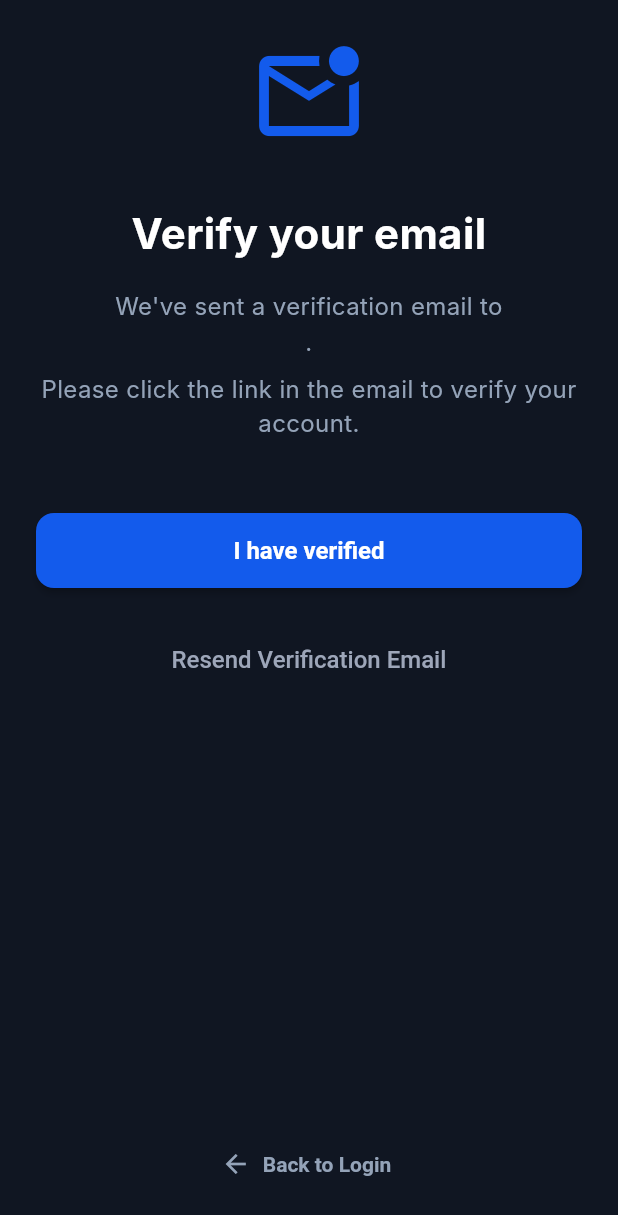
After one commit to SheetalAlbiorix/ShockTrade, a Flutter app: the VerifyEmailPage screen opened by its route, on a phone screen of 412 x 824 dp. The commit adds this screen. Shown: the top 1215 px of the screen. Run offline on Flutter 3.47's test engine with Material 3 defaults, Android fonts, the phone set to English and light mode, and no system bars; our stand-ins replace dio, firebase_auth, firebase_core, flutter_riverpod, freezed_annotation, get_it and 2 more; accounts and stored records are empty; Roboto replaces fonts that are missing (Inter).

Commit message:
email verification added

```diff
--- a/lib/features/auth/presentation/pages/login_page.dart
+++ b/lib/features/auth/presentation/pages/login_page.dart
@@ -48,7 +48,23 @@ class _LoginPageState extends ConsumerState<LoginPage> {
 
       debugPrint('FIREBASE ID TOKEN: $idToken');
 
-      // Exchange for Supabase Token
+      // Check Email Verification
+      final isVerified = userCredential.user?.emailVerified ?? false;
+      if (!isVerified) {
+        if (mounted) {
+          ScaffoldMessenger.of(context).showSnackBar(
+            const SnackBar(content: Text('Please verify your email address.')),
+          );
+
+          // Optionally send verification here if you want:
+          // await userCredential.user?.sendEmailVerification();
+
+          context.go('/verify-email');
+        }
+        return; // Stop here
+      }
+
+      // Verification Passed: Exchange for Supabase Token
       if (mounted) {
         try {
           final authService = AuthService(Supabase.instance.client);
@@ -88,14 +104,12 @@ class _LoginPageState extends ConsumerState<LoginPage> {
             final idToken = await userCredential.user?.getIdToken();
             debugPrint('FIREBASE ID TOKEN (NEW USER): $idToken');
 
-            // Exchange for Supabase Token
+            // NOTE: New users are NOT verified by default.
+            // Send verification email
+            await userCredential.user?.sendEmailVerification();
+
             if (mounted) {
-              final authService = AuthService(Supabase.instance.client);
-              await authService.exchangeTokenAndAuthenticate();
-
-              if (mounted) {
-                context.go('/home');
-              }
+              context.go('/verify-email');
             }
             return;
           } catch (regError) {
--- /dev/null
+++ b/lib/features/auth/presentation/pages/verify_email_page.dart
@@ -0,0 +1,216 @@
+import 'dart:async';
+import 'package:firebase_auth/firebase_auth.dart';
+import 'package:flutter/material.dart';
+import 'package:flutter_riverpod/flutter_riverpod.dart';
+import 'package:go_router/go_router.dart';
+import 'package:shock_app/core/services/auth_service.dart';
+import 'package:supabase_flutter/supabase_flutter.dart';
+
+class VerifyEmailPage extends ConsumerStatefulWidget {
+  const VerifyEmailPage({super.key});
+
+  @override
+  ConsumerState<VerifyEmailPage> createState() => _VerifyEmailPageState();
+}
+
+class _VerifyEmailPageState extends ConsumerState<VerifyEmailPage> {
+  bool _isSendingVerification = false;
+  bool _isChecking = false;
+  Timer? _timer;
+
+  @override
+  void initState() {
+    super.initState();
+    // Optionally send verification email immediately if not recently sent
+    // For now we assume the user might have just registered or logged in
+    // _sendVerificationEmail();
+
+    // Auto-check every 3 seconds
+    _timer = Timer.periodic(const Duration(seconds: 3), (_) {
+      _checkEmailVerified();
+    });
+  }
+
+  @override
+  void dispose() {
+    _timer?.cancel();
+    super.dispose();
+  }
+
+  Future<void> _sendVerificationEmail() async {
+    try {
+      final user = FirebaseAuth.instance.currentUser;
+      if (user != null && !user.emailVerified) {
+        setState(() => _isSendingVerification = true);
+        await user.sendEmailVerification();
+        if (mounted) {
+          ScaffoldMessenger.of(context).showSnackBar(
+            const SnackBar(content: Text('Verification email sent!')),
+          );
+        }
+      }
+    } catch (e) {
+      if (mounted) {
+        ScaffoldMessenger.of(context).showSnackBar(
+          SnackBar(content: Text('Error sending email: $e')),
+        );
+      }
+    } finally {
+      if (mounted) setState(() => _isSendingVerification = false);
+    }
+  }
+
+  Future<void> _checkEmailVerified() async {
+    // Don't check if we are already doing heavy lifting or navigation
+    if (_isChecking) return;
+
+    final user = FirebaseAuth.instance.currentUser;
+    if (user == null) return;
+
+    try {
+      await user.reload(); // Poll changes from Firebase
+      if (user.emailVerified) {
+        _timer?.cancel();
+        setState(() => _isChecking = true);
+
+        // Exchange Token Flow
+        final authService = AuthService(Supabase.instance.client);
+        await authService.exchangeTokenAndAuthenticate();
+
+        if (mounted) {
+          context.go('/home');
+        }
+      }
+    } catch (e) {
+      debugPrint("Verification check failed: $e");
+    }
+  }
+
+  Future<void> _signOut() async {
+    await FirebaseAuth.instance.signOut();
+    if (mounted) context.go('/login');
+  }
+
+  @override
+  Widget build(BuildContext context) {
+    // Colors (Matched from LoginPage)
+    const Color backgroundColor = Color(0xFF101622);
+    // const Color cardColor = Color(0xFF1c1f27); // Unused
+    const Color primaryColor = Color(0xFF135bec);
+    const Color textColor = Colors.white;
+    const Color subTextColor = Color(0xFF94a3b8);
+    const Color placeholderColor = Color(0xFF9da6b9);
+
+    final user = FirebaseAuth.instance.currentUser;
+
+    return Scaffold(
+      backgroundColor: backgroundColor,
+      body: SafeArea(
+        child: Padding(
+          padding: const EdgeInsets.all(24.0),
+          child: Column(
+            mainAxisAlignment: MainAxisAlignment.center,
+            crossAxisAlignment: CrossAxisAlignment.stretch,
+            children: [
+              const Icon(
+                Icons.mark_email_unread_outlined,
+                size: 80,
+                color: primaryColor,
+              ),
+              const SizedBox(height: 32),
+              const Text(
+                'Verify your email',
+                textAlign: TextAlign.center,
+                style: TextStyle(
+                  fontFamily: 'Inter',
+                  color: textColor,
+                  fontSize: 28,
+                  fontWeight: FontWeight.bold,
+                ),
+              ),
+              const SizedBox(height: 16),
+              Text(
+                'We\'ve sent a verification email to\n${user?.email ?? "your email address"}.',
+                textAlign: TextAlign.center,
+                style: const TextStyle(
+                  fontFamily: 'Inter',
+                  color: subTextColor,
+                  fontSize: 16,
+                  height: 1.5,
+                ),
+              ),
+              const SizedBox(height: 8),
+              const Text(
+                'Please click the link in the email to verify your account.',
+                textAlign: TextAlign.center,
+                style: TextStyle(
+                  fontFamily: 'Inter',
+                  color: subTextColor,
+                  fontSize: 16,
+                ),
+              ),
+              const SizedBox(height: 48),
+
+              // "I've Verified" Button (Manual Check)
+              ElevatedButton(
+                onPressed: _checkEmailVerified,
+                style: ElevatedButton.styleFrom(
+                  backgroundColor: primaryColor,
+                  foregroundColor: Colors.white,
+                  fixedSize: const Size.fromHeight(50),
+                  shape: RoundedRectangleBorder(
+                    borderRadius: BorderRadius.circular(12),
+                  ),
+                ),
+                child: _isChecking
+                    ? const SizedBox(
+                        width: 24,
+                        height: 24,
+                        child: CircularProgressIndicator(
+                            color: Colors.white, strokeWidth: 2))
+                    : const Text(
+                        'I have verified',
+                        style: TextStyle(
+                            fontSize: 16, fontWeight: FontWeight.bold),
+                      ),
+              ),
+
+              const SizedBox(height: 24),
+
+              // Resend Button
+              TextButton(
+                onPressed:
+                    _isSendingVerification ? null : _sendVerificationEmail,
+                style: TextButton.styleFrom(
+                  foregroundColor: placeholderColor,
+                ),
+                child: _isSendingVerification
+                    ? const SizedBox(
+                        width: 20,
+                        height: 20,
+                        child: CircularProgressIndicator(strokeWidth: 2))
+                    : const Text(
+                        'Resend Verification Email',
+                        style: TextStyle(
+                            fontSize: 16, fontWeight: FontWeight.w500),
+                      ),
+              ),
+
+              const Spacer(),
+
+              // Sign Out
+              TextButton.icon(
+                onPressed: _signOut,
+                icon: const Icon(Icons.arrow_back, size: 20),
+                label: const Text('Back to Login'),
+                style: TextButton.styleFrom(
+                  foregroundColor: subTextColor,
+                ),
+              ),
+            ],
+          ),
+        ),
+      ),
+    );
+  }
+}
--- a/lib/routing/app_router.dart
+++ b/lib/routing/app_router.dart
@@ -5,6 +5,7 @@ import 'package:shock_app/features/auth/presentation/pages/login_page.dart';
 import 'package:shock_app/features/splash/presentation/pages/splash_page.dart';
 import 'package:shock_app/features/onboarding/presentation/pages/onboarding_page.dart';
 import 'package:shock_app/features/auth/presentation/pages/register_page.dart';
+import 'package:shock_app/features/auth/presentation/pages/verify_email_page.dart';
 import 'package:shock_app/features/auth/presentation/pages/forgot_password_page.dart';
 import 'package:shock_app/features/stock_detail/presentation/stock_detail_screen.dart';
 import 'package:shock_app/features/ai_chat/presentation/pages/ai_chat_screen.dart';
@@ -39,6 +40,11 @@ final appRouter = GoRouter(
       path: '/register',
       name: 'register',
       builder: (context, state) => const RegisterPage(),
+    ),
+    GoRoute(
+      path: '/verify-email',
+      name: 'verify-email',
+      builder: (context, state) => const VerifyEmailPage(),
     ),
     GoRoute(
       path: '/forgot-password',
```
